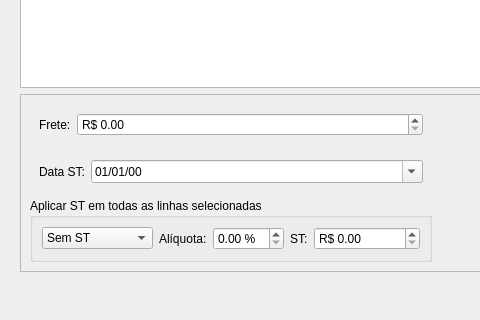
The window that ui/inputdialogfinanceiro.ui (darktorres/ERP-STACCATO) describes before a commit, drawn with Qt 5; both pictures show x 0 to 480 and y 276 to 596 of the 1467 by 596 pixel window.
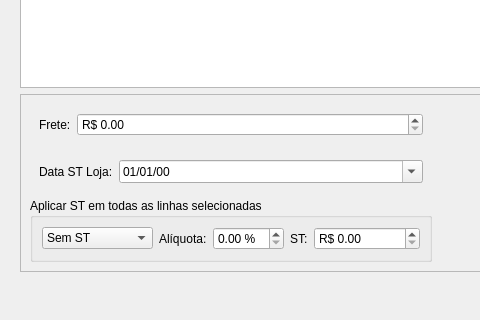
The same window after the commit. Custom widgets are drawn as their Qt base class.

Commit message: Alterado lógica da correção de fluxo dos pagamentos

Diff of the .ui file:
```diff
--- a/ui/inputdialogfinanceiro.ui
+++ b/ui/inputdialogfinanceiro.ui
@@ -97,7 +97,7 @@
                    </sizepolicy>
                   </property>
                   <property name="text">
-                   <string>Data ST:</string>
+                   <string>Data ST Loja:</string>
                   </property>
                  </widget>
                 </item>
```
Left out of the diff: 3 changed lines with no effect on the pictures. The commit also changes 1 other file.
